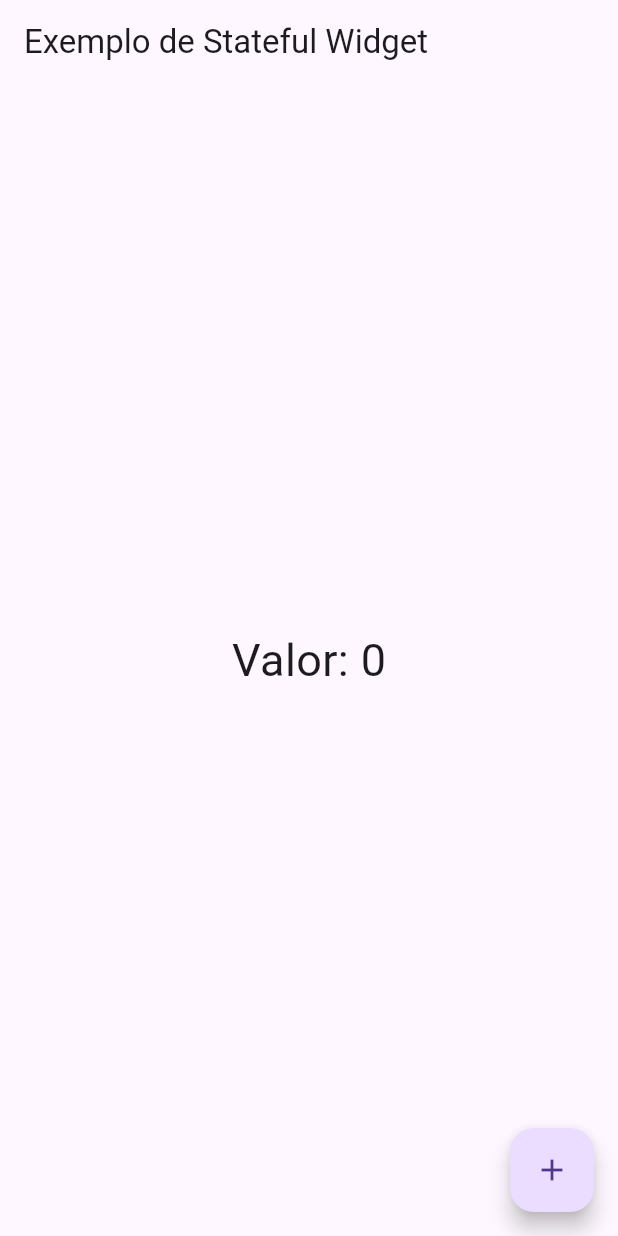
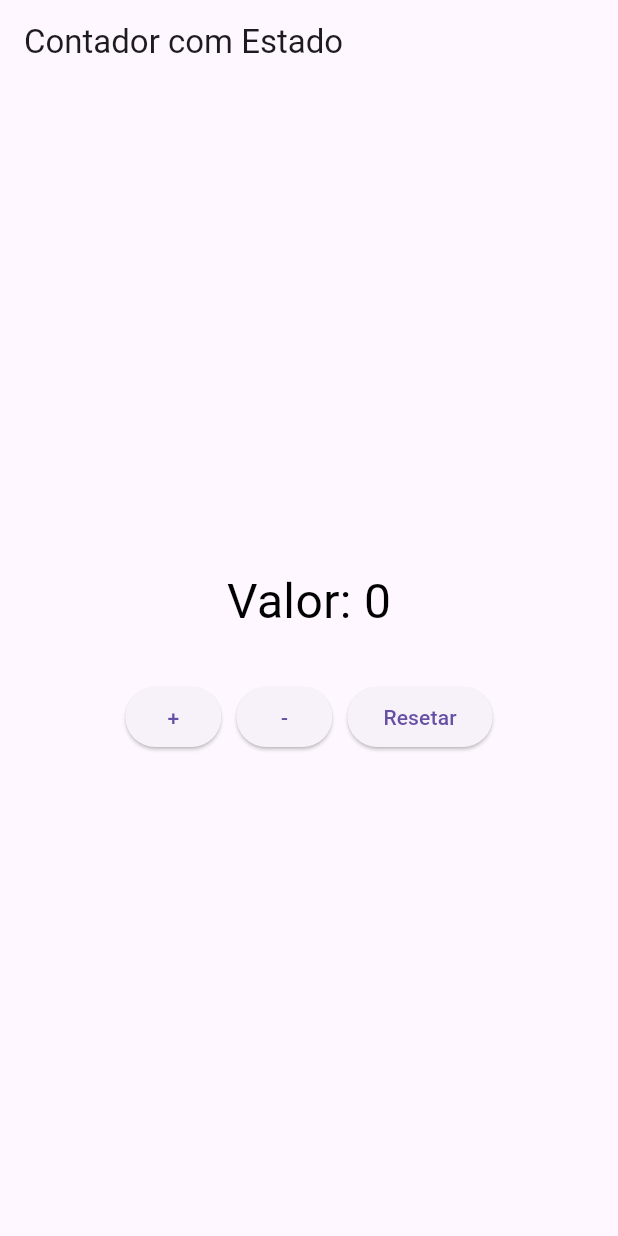
Before and after one commit to flpaugust/Flutter-statelessWidget, a Flutter app: the screen it shows after launch, on a phone screen of 412 x 824 dp. Run offline on Flutter 3.47's test engine with Material 3 defaults, Android fonts, the phone set to English and light mode, and no system bars.

Commit message:
desafio 1 - contador

```diff
--- a/state/lib/main.dart
+++ b/state/lib/main.dart
@@ -1,4 +1,3 @@
-
 import 'package:flutter/material.dart';
 
 void main() => runApp(MyApp());
@@ -10,20 +9,45 @@ class MyApp extends StatelessWidget {
   }
 }
 
-class Contador extends StatelessWidget {
+class Contador extends StatefulWidget {
+  @override
+  State<Contador> createState() => _ContadorState();
+}
+
+class _ContadorState extends State<Contador> {
   int contador = 0;
+
   @override
   Widget build(BuildContext context) {
     return Scaffold(
-      appBar: AppBar(title: Text('Exemplo de Stateful Widget')),
-      body: Center(child: Text('Valor: 0', style: TextStyle(fontSize: 30))),
-      floatingActionButton: FloatingActionButton(
-        onPressed: () {
-          setState((){
+      appBar: AppBar(title: Text('Contador com Estado')),
+      body: Column(
+        mainAxisAlignment: MainAxisAlignment.center,
+        children: [
+          Text('Valor: $contador', style: TextStyle(fontSize: 32, color: Colors.black)),
+          SizedBox(height: 30),
+          Row(
+            mainAxisAlignment: MainAxisAlignment.center,
+            children: [
+              ElevatedButton(onPressed: () {
+                setState(() {
+                  contador++;
 
-          });
-        },
-        child: Icon(Icons.add),
+                });
+              }, child: Text('+')),
+              SizedBox(width: 10),
+              ElevatedButton(onPressed: () {
+                setState(() {
+                  contador--;
+                });
+              }, child: Text('-')),
+              SizedBox(width: 10),
+              ElevatedButton(onPressed: () {
+                contador = 0;
+              }, child: Text('Resetar')),
+            ],
+          ),
+        ],
       ),
     );
   }
```
Also changed, not shown: 1 other file.
